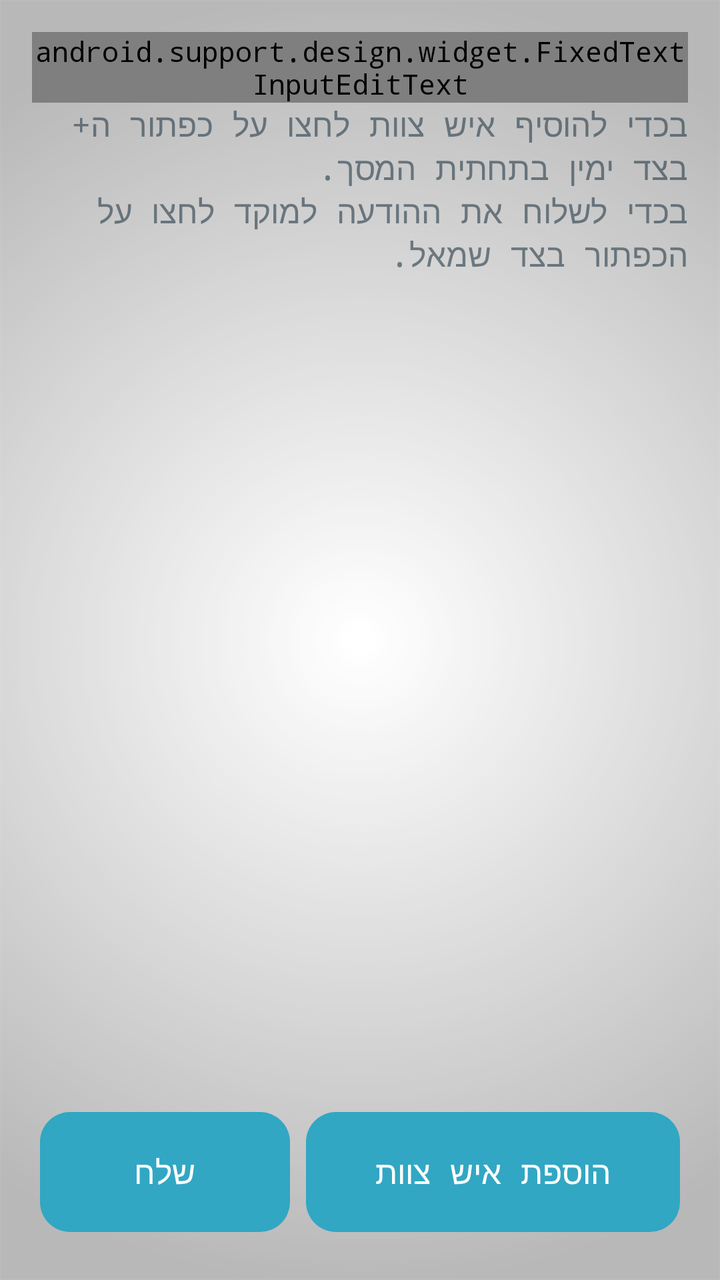
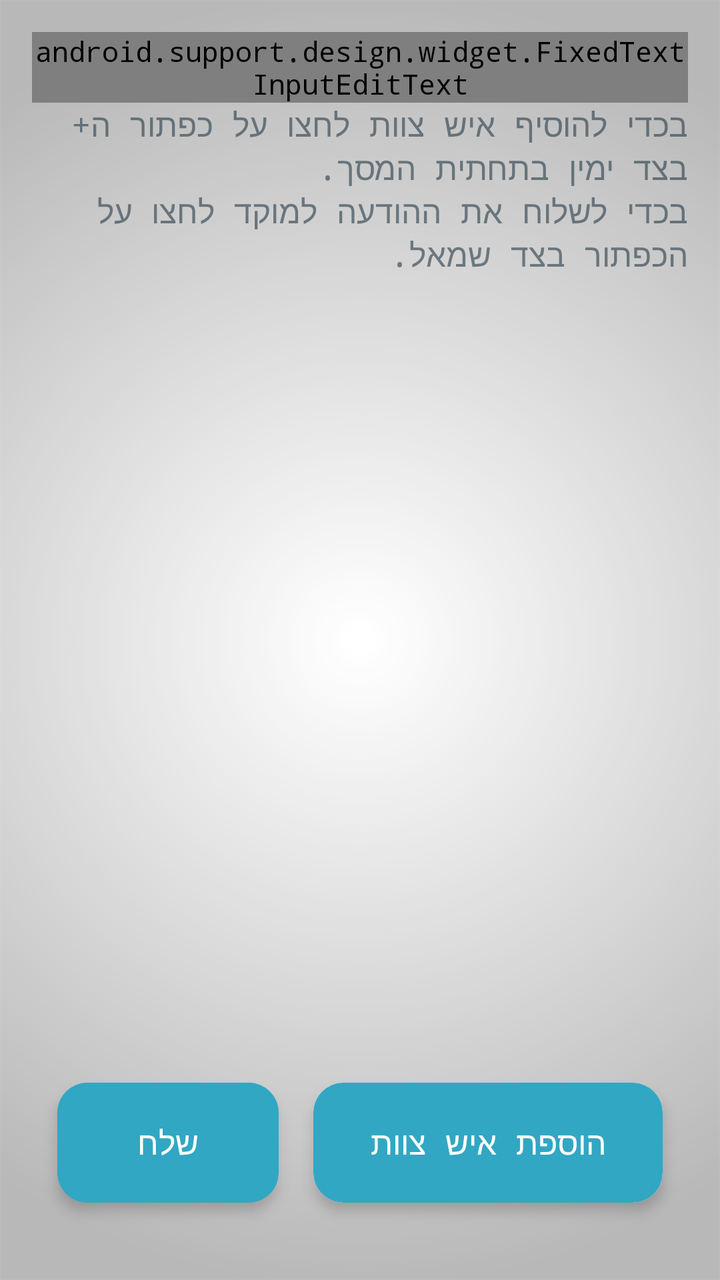

Compare the two renders of this Android layout. The source of the first and the diff that turns it into the second are given below.
<!-- AndroidManifest.xml: application theme AppTheme -->
<!-- res/layout/activity_main2.xml -->
<android.support.design.widget.CoordinatorLayout xmlns:android="http://schemas.android.com/apk/res/android"
    android:layout_width="match_parent"
    android:layout_height="match_parent"
    xmlns:android.support.design="http://schemas.android.com/tools"
    android:paddingLeft="16dp"
    android:paddingRight="16dp"
    android:paddingTop="16dp"
    android:paddingBottom="16dp"
    android:layoutDirection="ltr"
    xmlns:app="http://schemas.android.com/apk/res-auto">
    <RelativeLayout
        android:layout_width="match_parent"
        android:layout_height="match_parent">
    <android.support.design.widget.TextInputLayout
        android:layout_width="match_parent"
        android:layout_height="wrap_content"
        android:id="@+id/M2ambulance">

        <android.support.design.widget.FixedTextInputEditText
            android:id="@+id/M2txt1E"
            android:layout_width="match_parent"
            android:layout_height="wrap_content"
            android:singleLine="true"
            android:gravity="start"
            android:maxLength="4"
            android:inputType="numberDecimal"
            android:hint="@string/ambN" />
    </android.support.design.widget.TextInputLayout>
        <TextView
            android:layout_width="wrap_content"
            android:layout_height="wrap_content"
            android:id="@+id/explain"
            android:textSize="16sp"
            android:layout_below="@+id/M2ambulance"
            android:textColor="@color/DarkGrey"
            android:text="@string/explain"/>
        <android.support.v7.widget.RecyclerView
            android:id="@+id/recycler_view"
            android:layout_width="match_parent"
            android:layout_height="wrap_content"
            android:layout_below="@+id/explain"
            android:layout_above="@+id/LinBtns"
            android:layout_marginBottom="8dp"
            android:clipToPadding="false"
            android:scrollbars="vertical" />
        <LinearLayout
            android:layout_width="match_parent"
            android:layout_height="wrap_content"
            android:layout_alignParentBottom="true"
            android:layoutDirection="rtl"
            android:id="@+id/LinBtns">
            <Button
                android:id="@+id/newManNew"
                android:layout_width="0dp"
                android:layout_height="60dp"
                android:layout_weight="0.6"
                android:layout_marginStart="4dp"
                android:layout_marginEnd="4dp"
                android:paddingEnd="@dimen/activity_horizontal_margin"
                android:paddingStart="@dimen/activity_horizontal_margin"
                android:layout_marginBottom="8dp"
                android:background="@drawable/btns_new"
                android:gravity="center|center_horizontal|center_vertical"
                android:text="@string/Nteam"
                android:textColor="#FFF"
                android:textSize="16sp" />
            <Button
                android:id="@+id/M2btn1ENew"
                android:layout_width="0dp"
                android:layout_height="60dp"
                android:layout_weight="0.4"
                android:layout_marginStart="4dp"
                android:layout_marginEnd="4dp"
                android:paddingEnd="@dimen/activity_horizontal_margin"
                android:paddingStart="@dimen/activity_horizontal_margin"
                android:layout_marginBottom="8dp"
                android:background="@drawable/btns_new"
                android:gravity="center|center_horizontal|center_vertical"
                android:text="@string/succ"
                android:textColor="#FFF"
                android:textSize="16sp" />
        </LinearLayout>
    </RelativeLayout>


</android.support.design.widget.CoordinatorLayout>
<!-- resources referenced by this layout -->
<resources>
  <color name="DarkGrey">#a5314451</color>
  <dimen name="activity_horizontal_margin">16dp</dimen>
  <!-- drawable btns_new (drawable) -->
  <?xml version="1.0" encoding="utf-8"?>
  <shape xmlns:android="http://schemas.android.com/apk/res/android"
      android:shape="rectangle">
      <corners android:radius="15dp" />
      <solid android:color="@color/ColorNice" />
      <padding
          android:right="0dp"
          android:left="0dp"
          android:bottom="0dp"
          android:top="0dp" />
      <stroke
          android:width="0dp"
          android:color="#1e869f" />
  </shape>
  <string name="Nteam">הוספת איש צוות</string>
  <string name="ambN">מספר אמבולנס</string>
  <string name="explain">בכדי להוסיף איש צוות לחצו על כפתור ה+ בצד ימין בתחתית המסך.\nבכדי לשלוח את ההודעה למוקד לחצו על הכפתור בצד שמאל.</string>
  <string name="succ">שלח</string>
  <style name="AppTheme" parent="Theme.AppCompat.Light">
          
          <item name="android:textColor">@color/Black</item>
          <item name="colorPrimary">@color/ColorPrimary</item>
          <item name="colorPrimaryDark">@color/ColorPrimaryDark</item>
          <item name="android:textColorHintInverse">@color/ColorBlue</item>
          <item name="actionBarTheme">@style/ThemeOverlay.AppCompat.Dark.ActionBar</item>
          <item name="buttonStyle">@style/FButton</item>
          <item name="android:buttonStyle">@style/FButton</item>
          <item name="colorAccent">@color/materialGrey300</item>
          
          <item name="android:actionMenuTextColor">@color/Black</item>
          <item name="android:itemBackground">@color/materialGrey300</item>
          <item name="android:textColorSecondary">@color/ColorRedDark</item>
          <item name="android:windowBackground">@drawable/ic_bgg</item>
          <item name="android:typeface">monospace</item>
  
          <item name="android:textColorHint">@color/ColorAqua</item>
          <item name="colorControlNormal">@color/ColorBlue</item>
          <item name="colorControlActivated">@color/ColorAqua</item>
          <item name="colorControlHighlight">@color/ColorAqua</item>
      </style>
  <color name="ColorNice">#31a7c3</color>
  <color name="Black">#000000</color>
  <color name="ColorPrimary">#10133b</color>
  <color name="ColorPrimaryDark">#1a1d4b</color>
  <color name="ColorBlue">#98194853</color>
  <style name="FButton" parent="Theme.AppCompat.Light">
          <item name="colorControlHighlight">@color/ColorBlue</item>
          <item name="android:textColor">@color/ColorAqua</item>
          <item name="android:textSize">20sp</item>
      </style>
  <color name="materialGrey300">#ffe0e0e0</color>
  <color name="ColorRedDark">#6b0000</color>
  <!-- drawable ic_bgg: png bitmap (drawable, 33899 bytes) -->
  <color name="ColorAqua">#32a7c3</color>
</resources>

<!-- the commit's change to res/layout/activity_main2.xml (unified diff, before → after) -->
@@ -49,36 +49,54 @@
             android:layout_alignParentBottom="true"
             android:layoutDirection="rtl"
             android:id="@+id/LinBtns">
+            <android.support.v7.widget.CardView
+                android:id="@+id/new_mem_card_view"
+                android:layout_width="0dp"
+                android:layout_height="wrap_content"
+                android:layout_weight="0.6"
+                android:layout_gravity="center"
+                android:layout_marginStart="4dp"
+                android:layout_marginBottom="8dp"
+                app:cardBackgroundColor="@color/White"
+                app:cardUseCompatPadding="true"
+                app:cardCornerRadius="15dp"
+                app:cardElevation="4dp">
             <Button
                 android:id="@+id/newManNew"
-                android:layout_width="0dp"
+                android:layout_width="match_parent"
                 android:layout_height="60dp"
-                android:layout_weight="0.6"
-                android:layout_marginStart="4dp"
-                android:layout_marginEnd="4dp"
                 android:paddingEnd="@dimen/activity_horizontal_margin"
                 android:paddingStart="@dimen/activity_horizontal_margin"
-                android:layout_marginBottom="8dp"
                 android:background="@drawable/btns_new"
                 android:gravity="center|center_horizontal|center_vertical"
                 android:text="@string/Nteam"
                 android:textColor="#FFF"
                 android:textSize="16sp" />
+            </android.support.v7.widget.CardView>
+            <android.support.v7.widget.CardView
+                android:id="@+id/team_send_card_view"
+                android:layout_width="0dp"
+                android:layout_height="wrap_content"
+                android:layout_weight="0.4"
+                android:layout_gravity="center"
+                android:layout_marginEnd="4dp"
+                android:layout_marginBottom="8dp"
+                app:cardUseCompatPadding="true"
+                app:cardBackgroundColor="@color/ColorNice"
+                app:cardCornerRadius="15dp"
+                app:cardElevation="4dp">
             <Button
                 android:id="@+id/M2btn1ENew"
-                android:layout_width="0dp"
+                android:layout_width="match_parent"
                 android:layout_height="60dp"
-                android:layout_weight="0.4"
-                android:layout_marginStart="4dp"
-                android:layout_marginEnd="4dp"
                 android:paddingEnd="@dimen/activity_horizontal_margin"
                 android:paddingStart="@dimen/activity_horizontal_margin"
-                android:layout_marginBottom="8dp"
                 android:background="@drawable/btns_new"
                 android:gravity="center|center_horizontal|center_vertical"
                 android:text="@string/succ"
                 android:textColor="#FFF"
                 android:textSize="16sp" />
+            </android.support.v7.widget.CardView>
         </LinearLayout>
     </RelativeLayout>
 
<!-- resource entries referenced after the edit -->
@@ -1,6 +1,7 @@
 <!-- resources referenced by this layout -->
 <resources>
   <color name="DarkGrey">#a5314451</color>
+  <color name="White">#FFFFFF</color>
   <dimen name="activity_horizontal_margin">16dp</dimen>
   <!-- drawable btns_new (drawable) -->
   <?xml version="1.0" encoding="utf-8"?>
